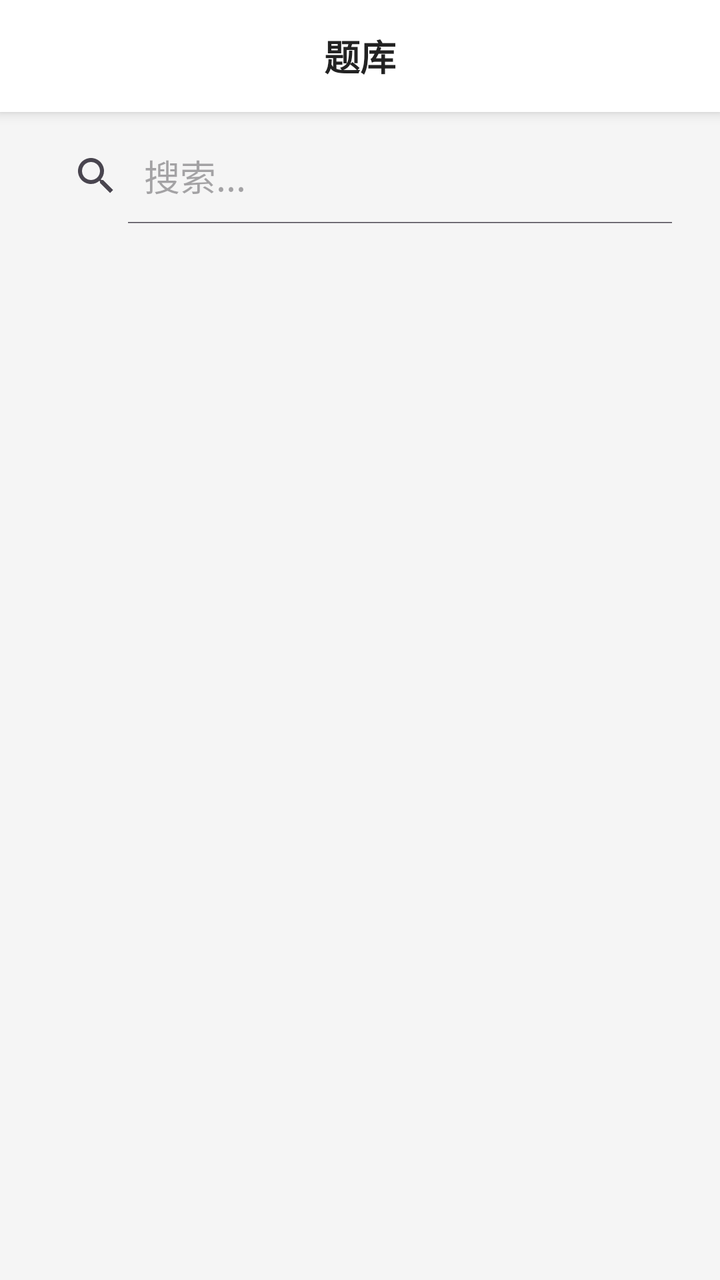
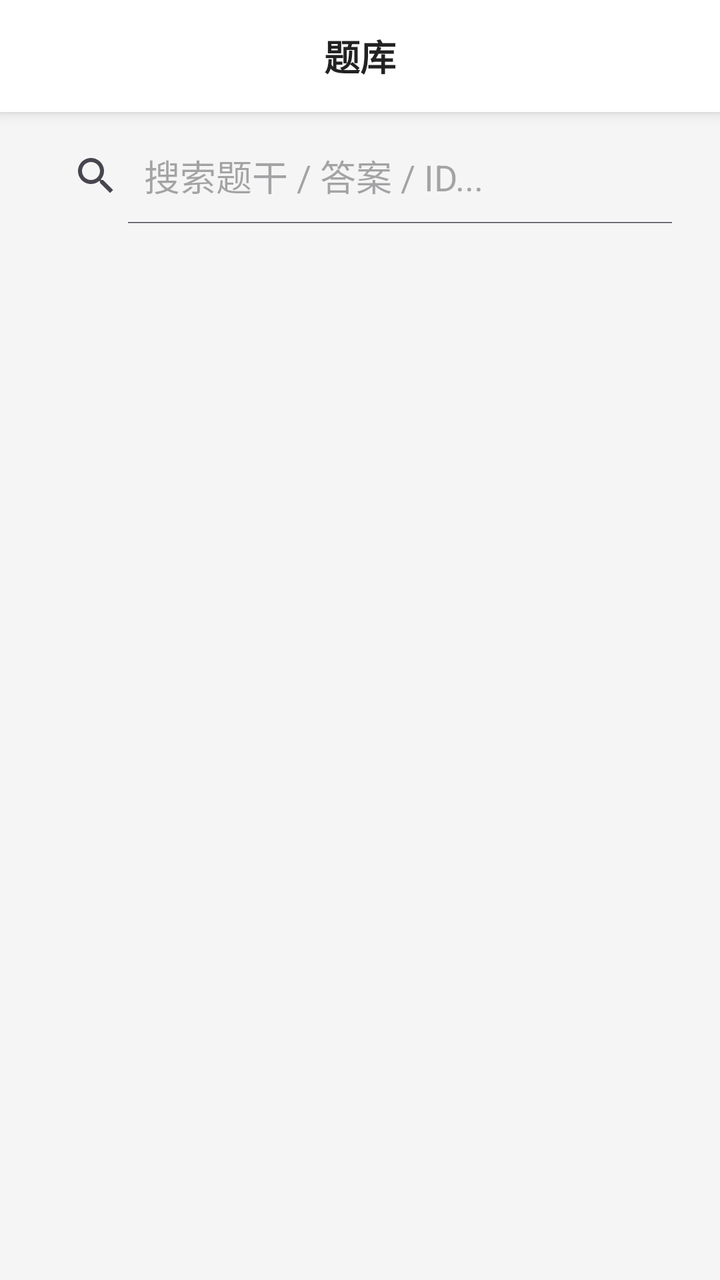

Before-and-after screenshots of an Android layout around one commit, followed by the original layout XML and the change that was made.
<!-- AndroidManifest.xml: application theme Theme.Demo -->
<!-- res/layout/activity_question_bank.xml -->
<?xml version="1.0" encoding="utf-8"?>
<LinearLayout xmlns:android="http://schemas.android.com/apk/res/android"
    android:layout_width="match_parent"
    android:layout_height="match_parent"
    android:background="#f5f5f5"
    android:orientation="vertical">

    
    <LinearLayout
        android:layout_width="match_parent"
        android:layout_height="56dp"
        android:background="#ffffff"
        android:orientation="horizontal"
        android:gravity="center_vertical"
        android:elevation="4dp">

        <TextView
            android:id="@+id/tv_bank_title"
            android:layout_width="match_parent"
            android:layout_height="wrap_content"
            android:padding="8dp"
            android:gravity="center"
            android:text="题库"
            android:textSize="18sp"
            android:textStyle="bold"
            android:textColor="#222222"/>
    </LinearLayout>

    
    <SearchView
        android:id="@+id/search_view"
        android:layout_width="match_parent"
        android:layout_height="48dp"
        android:layout_marginHorizontal="16dp"
        android:layout_marginVertical="8dp"
        android:queryHint="搜索..."
        android:iconifiedByDefault="false"
        android:focusableInTouchMode="true"
        android:focusable="true"/>

    
    <androidx.recyclerview.widget.RecyclerView
        android:id="@+id/recyclerView"
        android:layout_width="match_parent"
        android:layout_height="match_parent"
        android:paddingBottom="20dp"/>

</LinearLayout>
<!-- resources referenced by this layout -->
<resources>
  <style name="Theme.Demo" parent="Base.Theme.Demo" />
  <style name="Base.Theme.Demo" parent="Theme.Material3.DayNight.NoActionBar">
          
          
      </style>
</resources>

<!-- the commit's change to res/layout/activity_question_bank.xml (unified diff, before → after) -->
@@ -32,17 +32,64 @@
         android:layout_width="match_parent"
         android:layout_height="48dp"
         android:layout_marginHorizontal="16dp"
-        android:layout_marginVertical="8dp"
-        android:queryHint="搜索..."
+        android:layout_marginTop="8dp"
+        android:queryHint="搜索题干 / 答案 / ID..."
         android:iconifiedByDefault="false"
         android:focusableInTouchMode="true"
         android:focusable="true"/>
 
     
-    <androidx.recyclerview.widget.RecyclerView
-        android:id="@+id/recyclerView"
+    <HorizontalScrollView
         android:layout_width="match_parent"
-        android:layout_height="match_parent"
-        android:paddingBottom="20dp"/>
+        android:layout_height="wrap_content"
+        android:scrollbars="none"
+        android:paddingHorizontal="12dp"
+        android:clipToPadding="false">
+
+        <LinearLayout
+            android:id="@+id/chip_row"
+            android:layout_width="wrap_content"
+            android:layout_height="wrap_content"
+            android:orientation="horizontal"
+            android:paddingVertical="6dp"/>
+    </HorizontalScrollView>
+
+    
+    <TextView
+        android:id="@+id/tv_stats"
+        android:layout_width="match_parent"
+        android:layout_height="wrap_content"
+        android:paddingHorizontal="16dp"
+        android:paddingVertical="2dp"
+        android:textSize="12sp"
+        android:textColor="#666666"
+        android:maxLines="2"
+        android:ellipsize="end"/>
+
+    <FrameLayout
+        android:layout_width="match_parent"
+        android:layout_height="0dp"
+        android:layout_weight="1">
+
+        <androidx.recyclerview.widget.RecyclerView
+            android:id="@+id/recyclerView"
+            android:layout_width="match_parent"
+            android:layout_height="match_parent"
+            android:paddingBottom="20dp"/>
+
+        
+        <TextView
+            android:id="@+id/tv_empty"
+            android:layout_width="wrap_content"
+            android:layout_height="wrap_content"
+            android:layout_gravity="center"
+            android:gravity="center"
+            android:padding="24dp"
+            android:lineSpacingExtra="6dp"
+            android:textSize="14sp"
+            android:textColor="#999999"
+            android:visibility="gone"
+            android:text="没有符合条件的题目"/>
+    </FrameLayout>
 
 </LinearLayout>
